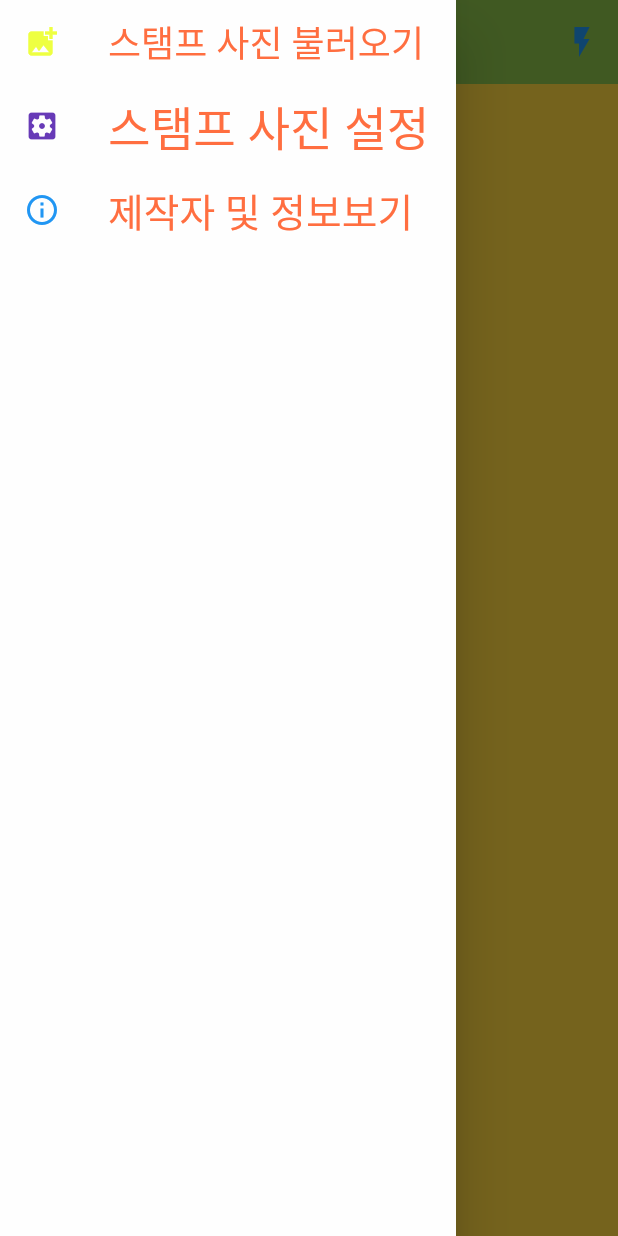
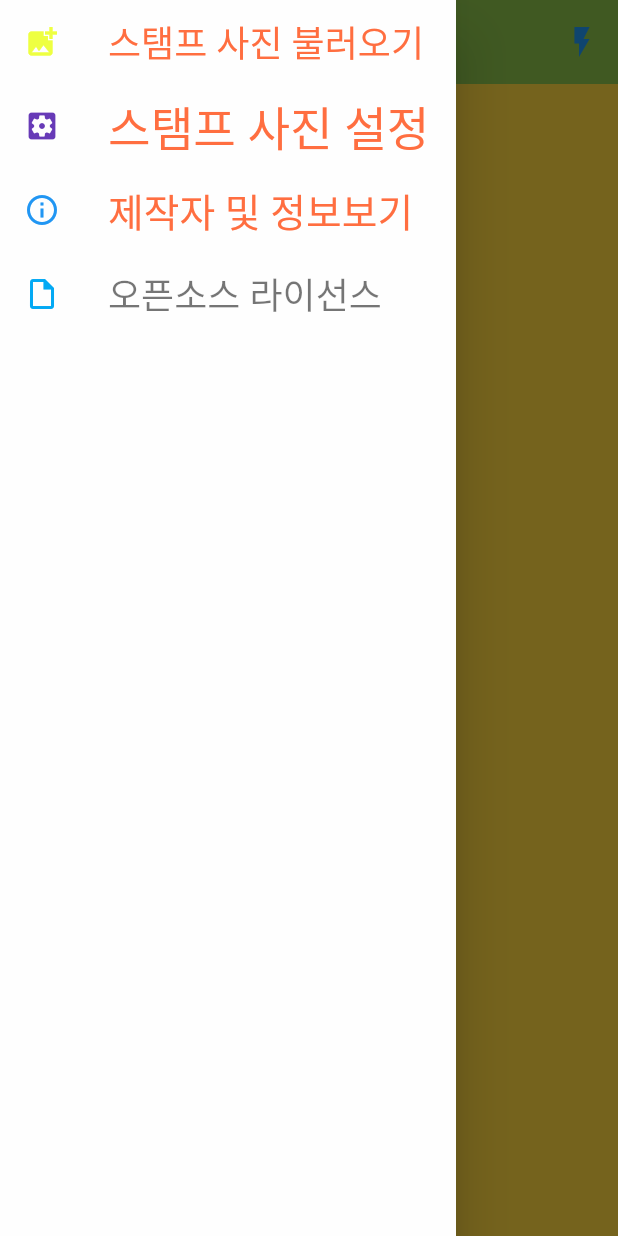
Before and after one commit to 02145s/StampShot, a Flutter app: the Camera screen opened directly with empty values, with the side drawer open, on a phone screen of 412 x 824 dp. Run offline on Flutter 3.47's test engine with Material 2 defaults, Android fonts, the phone set to English and light mode, and no system bars; drawn by our look-alikes of showcaseview; our stand-ins replace camera, flutter_screenutil, fluttertoast, image_picker, package_info, permission_handler and 1 more; missing offline and left inert: ext_storage; accounts and stored records are empty; statements that could not run were skipped.

Commit message:
2.1.7
오픈소스 라이센스 표기

```diff
--- a/lib/screens/Previewscreen.dart
+++ b/lib/screens/Previewscreen.dart
@@ -56,7 +56,6 @@ class Previewscreen extends StatelessWidget {
     return Scaffold(
       appBar: AppBar(title: Text('사진 미리보기')),
       // 이미지는 디바이스에 파일로 저장됩니다. 이미지를 보여주기 위해 주어진 경로로 `Image.file`을 생성하세요.
-      resizeToAvoidBottomPadding: false,
       body: Center(
 
         child: Column(
@@ -132,6 +131,7 @@ class Previewscreen extends StatelessWidget {
         ),
 
       ),
+      resizeToAvoidBottomInset: false,
 
     );
 
--- a/lib/screens/camera.dart
+++ b/lib/screens/camera.dart
@@ -183,6 +183,7 @@ class CameraState extends State<Camera> with WidgetsBindingObserver {
                       CupertinoPageRoute(builder: (BuildContext context) => setting(),),),),
                     ListTile(leading: Icon(Icons.info_outline, color: Colors.blue,), title: Text("제작자 및 정보보기",  style: TextStyle(fontSize: 25.9, color: Colors.deepOrangeAccent),), onTap: () => Navigator.push(context,
                       CupertinoPageRoute(builder: (BuildContext context) =>info(),),),),
+                    ListTile(leading: Icon(Icons.insert_drive_file_outlined, color: Colors.lightBlue,) ,title: Text("오픈소스 라이선스", style: TextStyle(fontSize: 24, color: Colors.black54),), onTap: () => Navigator.of(context).push(CupertinoPageRoute(builder: (_) => LicensePage())),)
                     //FlatButton(child:  Text("오픈소스 라이선스", style: TextStyle(fontSize: 28, color: Colors.deepPurpleAccent),),  onPressed: () {}),
 
                   ], ),
--- a/pubspec.yaml
+++ b/pubspec.yaml
@@ -15,7 +15,7 @@ publish_to: 'none' # Remove this line if you wish to publish to pub.dev
 # In iOS, build-name is used as CFBundleShortVersionString while build-number used as CFBundleVersion.
 # Read more about iOS versioning at
 # https://developer.apple.com/library/archive/documentation/General/Reference/InfoPlistKeyReference/Articles/CoreFoundationKeys.html
-version: 2.1.6+1
+version: 2.1.7+5001
 
 environment:
   sdk: ">=2.7.0 <3.0.0"
```
Also changed, not shown: pubspec.lock, 2 other files.
